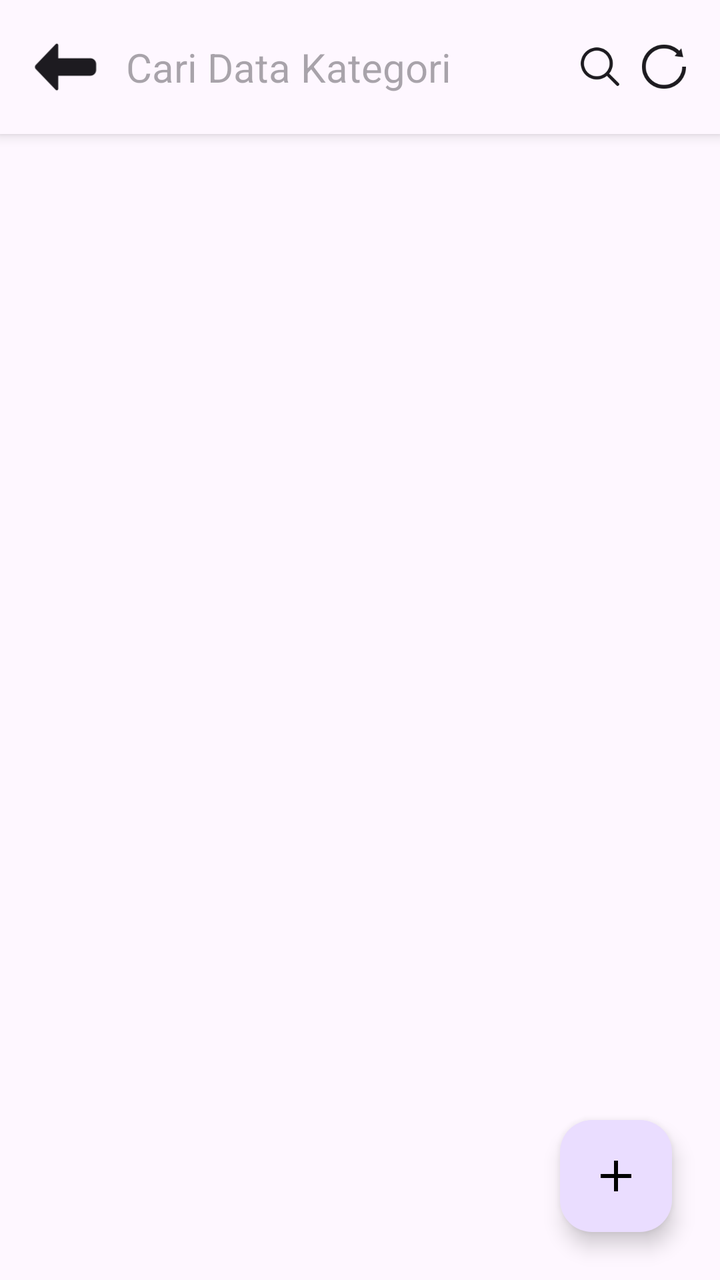
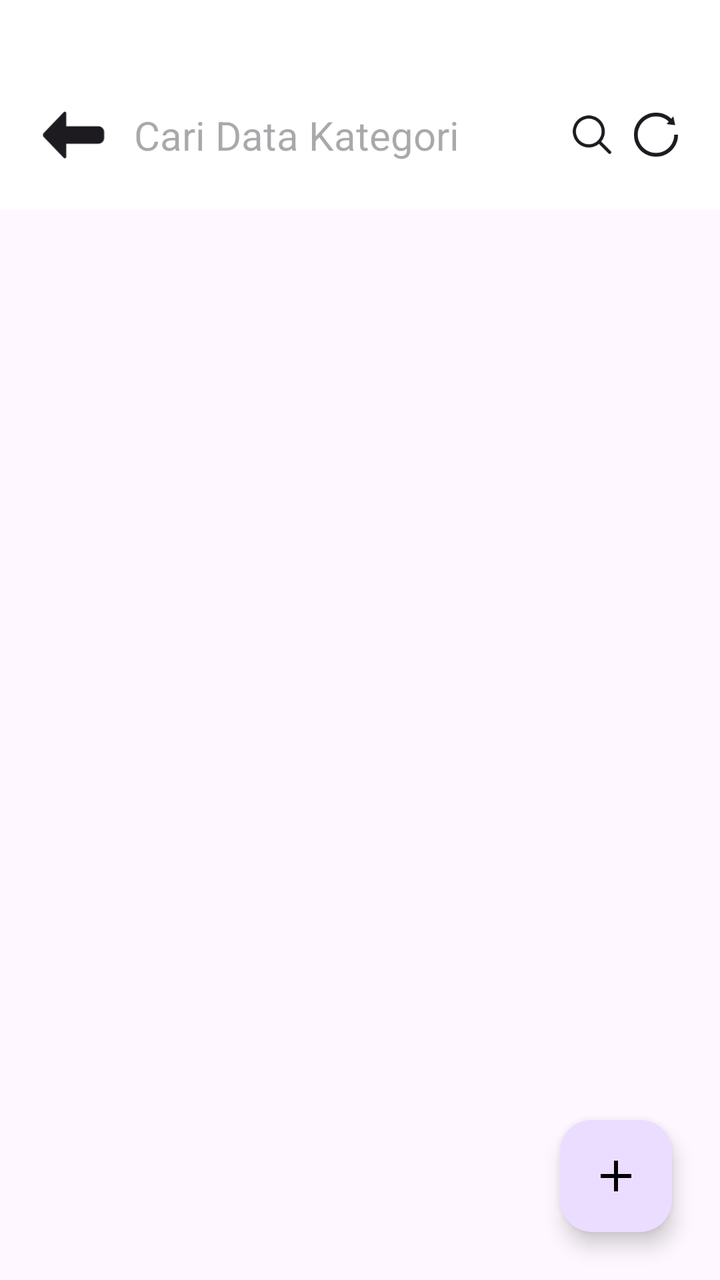

Before-and-after screenshots of an Android layout around one commit, followed by the original layout XML and the change that was made.
<!-- AndroidManifest.xml: application theme Theme.Kasir -->
<!-- res/layout/activity_data_kategori.xml -->
<?xml version="1.0" encoding="utf-8"?>
<androidx.coordinatorlayout.widget.CoordinatorLayout
    xmlns:android="http://schemas.android.com/apk/res/android"
    xmlns:app="http://schemas.android.com/apk/res-auto"
    xmlns:tools="http://schemas.android.com/tools"
    android:layout_width="match_parent"
    android:layout_height="match_parent"
    tools:context=".kategori.DataKategoriActivity">

    <LinearLayout
        android:layout_width="match_parent"
        android:layout_height="match_parent"
        android:orientation="vertical">

        <LinearLayout
            android:layout_width="match_parent"
            android:layout_height="wrap_content"
            android:orientation="horizontal"
            android:gravity="center_vertical"
            android:padding="16dp"
            android:background="?attr/colorSurface"
            android:elevation="4dp">

            <ImageView
                android:id="@+id/ivKembali"
                android:layout_width="35dp"
                android:layout_height="35dp"
                android:src="@drawable/panah"
                android:clickable="true"
                android:focusable="true"
                android:contentDescription="Kembali"
                app:tint="?attr/colorOnSurface"/>

            <EditText
                android:id="@+id/etSearch"
                android:layout_width="0dp"
                android:layout_height="wrap_content"
                android:layout_weight="1"
                android:layout_marginStart="12dp"
                android:layout_marginEnd="8dp"
                android:hint="Cari Data Kategori"
                android:textSize="20sp"
                android:background="@null"
                android:inputType="text"
                android:imeOptions="actionSearch"/>

            <ImageView
                android:id="@+id/ivSearch"
                android:layout_width="24dp"
                android:layout_height="24dp"
                android:src="@drawable/cari"
                android:clickable="true"
                android:focusable="true"
                android:contentDescription="Cari"
                app:tint="?attr/colorOnSurface"/>

            <ImageView
                android:id="@+id/ivReload"
                android:layout_width="24dp"
                android:layout_height="24dp"
                android:layout_marginStart="8dp"
                android:src="@drawable/reload"
                android:clickable="true"
                android:focusable="true"
                android:contentDescription="Reload"
                app:tint="?attr/colorOnSurface"/>
        </LinearLayout>

        <androidx.recyclerview.widget.RecyclerView
            android:id="@+id/rvKategori"
            android:layout_width="match_parent"
            android:layout_height="0dp"
            android:layout_weight="1"
            android:paddingBottom="80dp"
            android:clipToPadding="false"
            app:layoutManager="androidx.recyclerview.widget.LinearLayoutManager"
            tools:listitem="@layout/item_data_kategori"
            tools:itemCount="7"/>
    </LinearLayout>

    <com.google.android.material.floatingactionbutton.FloatingActionButton
        android:id="@+id/fabTambah"
        android:layout_width="wrap_content"
        android:layout_height="wrap_content"
        android:layout_gravity="bottom|end"
        android:layout_margin="24dp"
        android:src="@drawable/tambah"
        android:contentDescription="Tambah Data"
        app:tint="@android:color/black"/>

</androidx.coordinatorlayout.widget.CoordinatorLayout>
<!-- res/layout/item_data_kategori.xml (included above) -->
<?xml version="1.0" encoding="utf-8"?>
<com.google.android.material.card.MaterialCardView xmlns:android="http://schemas.android.com/apk/res/android"
    xmlns:app="http://schemas.android.com/apk/res-auto"
    xmlns:tools="http://schemas.android.com/tools"
    android:id="@+id/cvCARD_KATEGORI"
    android:layout_width="match_parent"
    android:layout_height="wrap_content"
    android:layout_marginHorizontal="8dp"
    android:layout_marginVertical="4dp"
    android:clickable="true"
    android:focusable="true"
    android:foreground="?attr/selectableItemBackground"
    app:cardCornerRadius="8dp"
    app:cardElevation="2dp"
    app:strokeWidth="0dp">

    <androidx.constraintlayout.widget.ConstraintLayout
        android:layout_width="match_parent"
        android:layout_height="wrap_content"
        android:padding="16dp">

        <com.google.android.material.card.MaterialCardView
            android:id="@+id/iconCard"
            android:layout_width="48dp"
            android:layout_height="48dp"
            app:cardBackgroundColor="?attr/colorTertiaryContainer"
            app:cardCornerRadius="12dp"
            app:cardElevation="0dp"
            app:layout_constraintBottom_toBottomOf="parent"
            app:layout_constraintStart_toStartOf="parent"
            app:layout_constraintTop_toTopOf="parent">

            <ImageView
                android:id="@+id/ivIconKategori"
                android:layout_width="28dp"
                android:layout_height="28dp"
                android:layout_gravity="center"
                android:src="@drawable/item_kategori"
                android:contentDescription="Kategori Icon"/>
        </com.google.android.material.card.MaterialCardView>

        <TextView
            android:id="@+id/tvNamaKategori"
            android:layout_width="0dp"
            android:layout_height="wrap_content"
            android:text="Kategori"
            android:textSize="20sp"
            android:textStyle="bold"
            android:layout_marginStart="16dp"
            android:layout_marginEnd="16dp"
            app:layout_constraintStart_toEndOf="@id/iconCard"
            app:layout_constraintEnd_toStartOf="@id/btnStatus"
            app:layout_constraintTop_toTopOf="parent"
            app:layout_constraintBottom_toBottomOf="parent"/>

        <com.google.android.material.button.MaterialButton
            android:id="@+id/btnStatus"
            android:layout_width="wrap_content"
            android:layout_height="36dp"
            android:text="Aktif"
            android:textSize="12sp"
            android:textColor="#000000"
            android:paddingStart="16dp"
            android:paddingEnd="16dp"
            app:cornerRadius="18dp"
            app:strokeColor="#000000"
            app:strokeWidth="1dp"
            app:backgroundTint="#F5F5F5"
            app:layout_constraintEnd_toEndOf="parent"
            app:layout_constraintTop_toTopOf="parent"
            app:layout_constraintBottom_toBottomOf="parent"
            style="@style/Widget.Material3.Button.OutlinedButton"/>
    </androidx.constraintlayout.widget.ConstraintLayout>

</com.google.android.material.card.MaterialCardView>
<!-- resources referenced by this layout -->
<resources>
  <!-- drawable cari: png bitmap (drawable, 1502 bytes) -->
  <!-- drawable item_kategori: png bitmap (drawable, 745 bytes) -->
  <!-- drawable panah: png bitmap (drawable, 764 bytes) -->
  <!-- drawable reload: png bitmap (drawable, 1748 bytes) -->
  <!-- drawable tambah: png bitmap (drawable, 298 bytes) -->
  <style name="Theme.Kasir" parent="Base.Theme.Kasir" />
  <style name="Base.Theme.Kasir" parent="Theme.Material3.DayNight.NoActionBar">
          
          
      </style>
</resources>

<!-- the commit's change to res/layout/activity_data_kategori.xml (unified diff, before → after) -->
@@ -17,9 +17,11 @@
             android:layout_height="wrap_content"
             android:orientation="horizontal"
             android:gravity="center_vertical"
-            android:padding="16dp"
-            android:background="?attr/colorSurface"
-            android:elevation="4dp">
+            android:paddingTop="50dp"
+            android:paddingBottom="20dp"
+            android:paddingStart="20dp"
+            android:paddingEnd="20dp"
+            android:background="@android:color/white">
 
             <ImageView
                 android:id="@+id/ivKembali"
